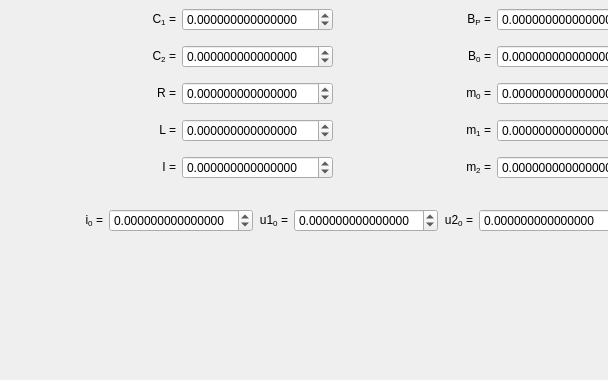
First picture: the form in widgets/trajectorywidget.ui, repository zsolt-racz/chua-trajectory-visualiser, before the edit; both pictures show x 0 to 608 and y 0 to 380 of the 1300 by 659 pixel window.
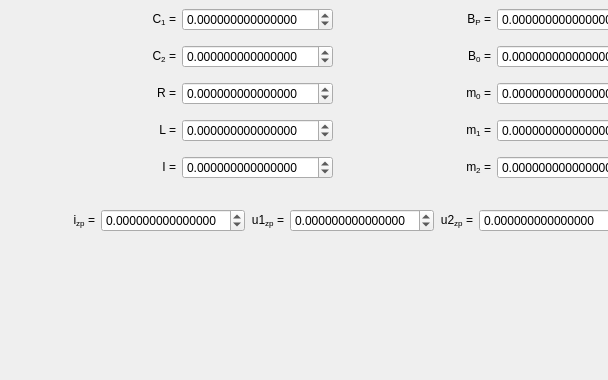
Second picture: the form after the edit. Custom widgets are drawn as their Qt base class.

What changed in the file:
```diff
--- a/widgets/trajectorywidget.ui
+++ b/widgets/trajectorywidget.ui
@@ -515,7 +515,7 @@
       <item>
        <widget class="QLabel" name="label_14">
         <property name="text">
-         <string>&lt;html&gt;&lt;head/&gt;&lt;body&gt;&lt;p align=&quot;right&quot;&gt;i&lt;span style=&quot; vertical-align:sub;&quot;&gt;0&lt;/span&gt; =&lt;/p&gt;&lt;/body&gt;&lt;/html&gt;</string>
+         <string>&lt;html&gt;&lt;head/&gt;&lt;body&gt;&lt;p align=&quot;right&quot;&gt;i&lt;span style=&quot; vertical-align:sub;&quot;&gt;zp&lt;/span&gt; =&lt;/p&gt;&lt;/body&gt;&lt;/html&gt;</string>
         </property>
        </widget>
       </item>
@@ -537,7 +537,7 @@
         <item>
          <widget class="QLabel" name="label_15">
           <property name="text">
-           <string>&lt;html&gt;&lt;head/&gt;&lt;body&gt;&lt;p align=&quot;right&quot;&gt;u1&lt;span style=&quot; vertical-align:sub;&quot;&gt;0&lt;/span&gt; =&lt;/p&gt;&lt;/body&gt;&lt;/html&gt;</string>
+           <string>&lt;html&gt;&lt;head/&gt;&lt;body&gt;&lt;p align=&quot;right&quot;&gt;u1&lt;span style=&quot; vertical-align:sub;&quot;&gt;zp&lt;/span&gt; =&lt;/p&gt;&lt;/body&gt;&lt;/html&gt;</string>
           </property>
          </widget>
         </item>
@@ -559,7 +559,7 @@
           <item>
            <widget class="QLabel" name="label_16">
             <property name="text">
-             <string>&lt;html&gt;&lt;head/&gt;&lt;body&gt;&lt;p align=&quot;right&quot;&gt;u2&lt;span style=&quot; vertical-align:sub;&quot;&gt;0&lt;/span&gt; =&lt;/p&gt;&lt;/body&gt;&lt;/html&gt;</string>
+             <string>&lt;html&gt;&lt;head/&gt;&lt;body&gt;&lt;p align=&quot;right&quot;&gt;u2&lt;span style=&quot; vertical-align:sub;&quot;&gt;zp&lt;/span&gt; =&lt;/p&gt;&lt;/body&gt;&lt;/html&gt;</string>
             </property>
            </widget>
           </item>
```
